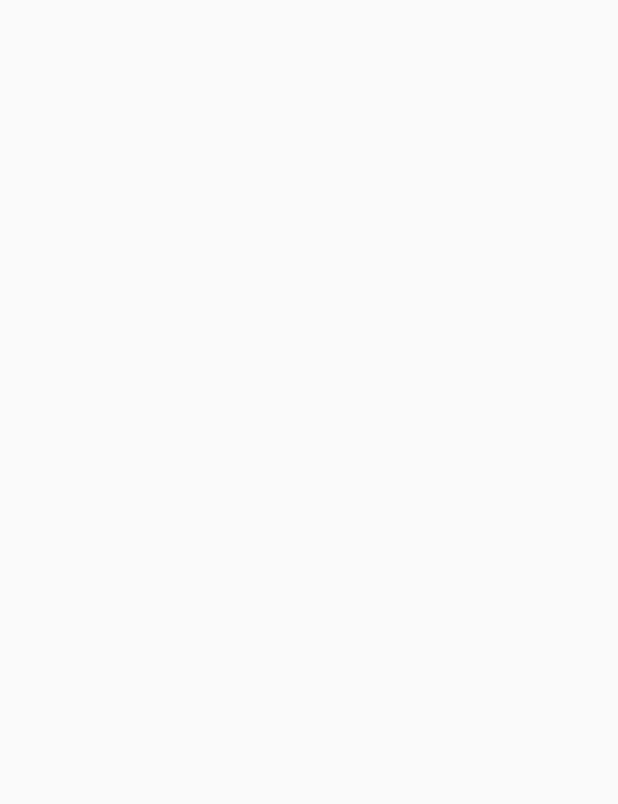
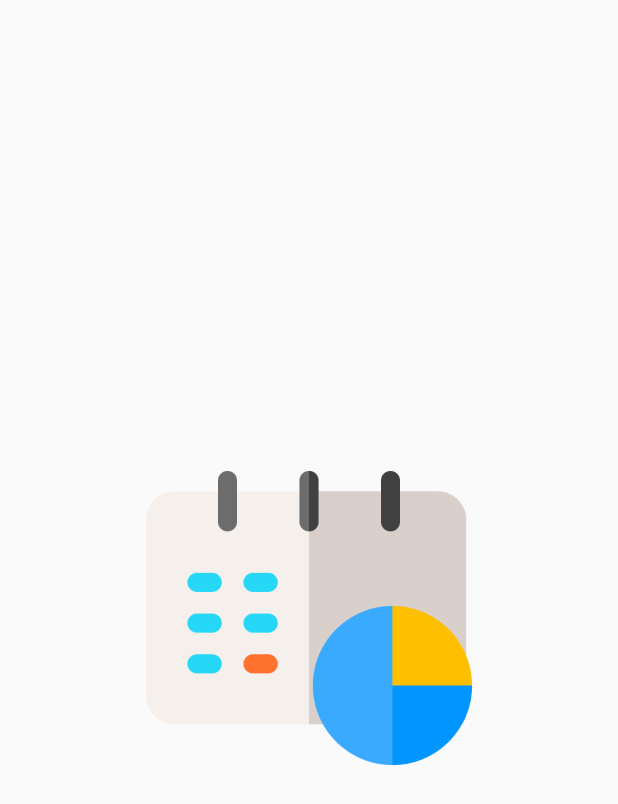
Before and after one commit to pi-181/android-lab-2w, an Android app: the StatsActivity screen opened directly, with no data from a screen before it, on a phone screen of 412 x 824 dp. Before the commit the part shown is empty. Shown: the top 804 px of the screen. Run offline under Robolectric (Android 15) with nearby library versions, the phone set to English and light mode, and no system bars.

Commit message:
Added icons to empty views

```diff
--- a/app/build.gradle
+++ b/app/build.gradle
@@ -26,6 +26,7 @@ dependencies {
     implementation fileTree(dir: "libs", include: ["*.jar"])
     implementation 'androidx.appcompat:appcompat:1.2.0'
     implementation 'androidx.constraintlayout:constraintlayout:2.0.1'
+    implementation 'androidx.cardview:cardview:1.0.0'
     testImplementation 'junit:junit:4.12'
     androidTestImplementation 'androidx.test.ext:junit:1.1.2'
     androidTestImplementation 'androidx.test.espresso:espresso-core:3.3.0'
--- a/app/src/main/res/layout/activity_date.xml
+++ b/app/src/main/res/layout/activity_date.xml
@@ -7,4 +7,10 @@
         android:layout_height="match_parent"
         tools:context=".DateActivity">
 
+    <CalendarView
+            android:layout_width="wrap_content"
+            android:layout_height="wrap_content" android:id="@+id/calendarView"
+            app:layout_constraintTop_toTopOf="parent"
+            app:layout_constraintBottom_toBottomOf="parent" app:layout_constraintEnd_toEndOf="parent"
+            app:layout_constraintStart_toStartOf="parent"/>
 </androidx.constraintlayout.widget.ConstraintLayout>
--- a/app/src/main/res/layout/activity_quest.xml
+++ b/app/src/main/res/layout/activity_quest.xml
@@ -7,4 +7,10 @@
         android:layout_height="match_parent"
         tools:context=".QuestActivity">
 
+    <ImageView
+            android:layout_width="209dp"
+            android:layout_height="233dp" app:srcCompat="@drawable/button_rpg" android:id="@+id/imageView4"
+            app:layout_constraintTop_toTopOf="parent"
+            app:layout_constraintBottom_toBottomOf="parent" app:layout_constraintEnd_toEndOf="parent"
+            app:layout_constraintStart_toStartOf="parent"/>
 </androidx.constraintlayout.widget.ConstraintLayout>
--- a/app/src/main/res/layout/activity_sleep.xml
+++ b/app/src/main/res/layout/activity_sleep.xml
@@ -7,4 +7,10 @@
         android:layout_height="match_parent"
         tools:context=".SleepActivity">
 
+    <ImageView
+            android:layout_width="190dp"
+            android:layout_height="208dp" app:srcCompat="@drawable/button_sleep" android:id="@+id/imageView2"
+            app:layout_constraintEnd_toEndOf="parent"
+            app:layout_constraintStart_toStartOf="parent" app:layout_constraintBottom_toBottomOf="parent"
+            app:layout_constraintTop_toTopOf="parent"/>
 </androidx.constraintlayout.widget.ConstraintLayout>
--- a/app/src/main/res/layout/activity_sport.xml
+++ b/app/src/main/res/layout/activity_sport.xml
@@ -7,4 +7,10 @@
         android:layout_height="match_parent"
         tools:context=".SportActivity">
 
+    <ImageView
+            android:layout_width="276dp"
+            android:layout_height="272dp" app:srcCompat="@drawable/button_sport" android:id="@+id/imageView"
+            app:layout_constraintEnd_toEndOf="parent"
+            app:layout_constraintStart_toStartOf="parent" app:layout_constraintBottom_toBottomOf="parent"
+            app:layout_constraintTop_toTopOf="parent"/>
 </androidx.constraintlayout.widget.ConstraintLayout>
--- a/app/src/main/res/layout/activity_stats.xml
+++ b/app/src/main/res/layout/activity_stats.xml
@@ -6,5 +6,10 @@
         android:layout_width="match_parent"
         android:layout_height="match_parent"
         tools:context=".StatsActivity">
-
+    <ImageView
+            android:layout_width="228dp"
+            android:layout_height="217dp" app:srcCompat="@drawable/button_metrics" android:id="@+id/imageView3"
+            app:layout_constraintEnd_toEndOf="parent"
+            app:layout_constraintStart_toStartOf="parent" app:layout_constraintBottom_toBottomOf="parent"
+            app:layout_constraintTop_toTopOf="parent"/>
 </androidx.constraintlayout.widget.ConstraintLayout>
--- a/app/src/main/res/layout/activity_study.xml
+++ b/app/src/main/res/layout/activity_study.xml
@@ -7,4 +7,10 @@
         android:layout_height="match_parent"
         tools:context=".StudyActivity">
 
+    <ImageView
+            android:layout_width="213dp"
+            android:layout_height="232dp" app:srcCompat="@drawable/button_intelligence"
+            android:id="@+id/imageView5"
+            app:layout_constraintEnd_toEndOf="parent" app:layout_constraintStart_toStartOf="parent"
+            app:layout_constraintBottom_toBottomOf="parent" app:layout_constraintTop_toTopOf="parent"/>
 </androidx.constraintlayout.widget.ConstraintLayout>
```
